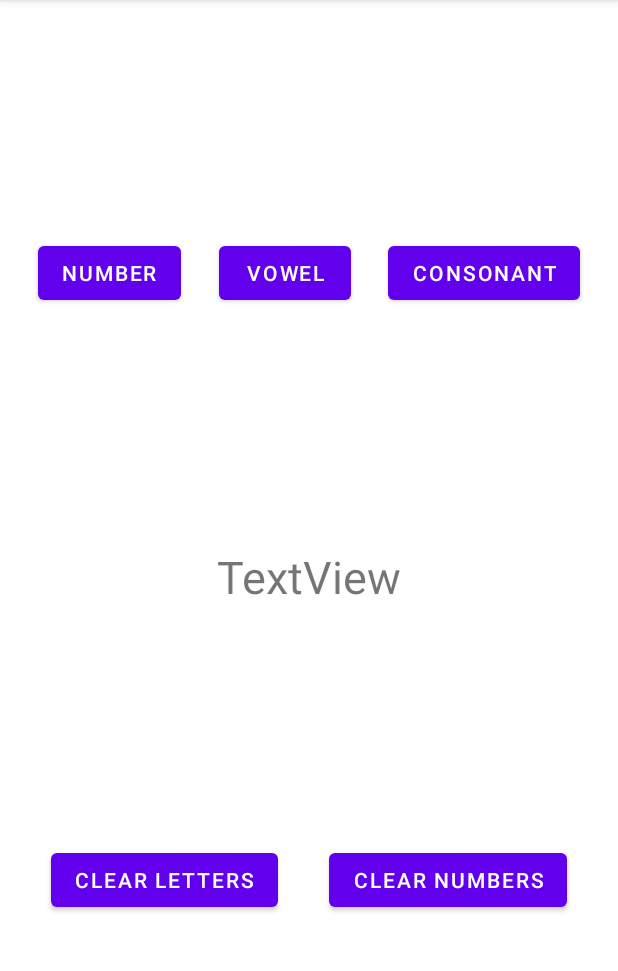
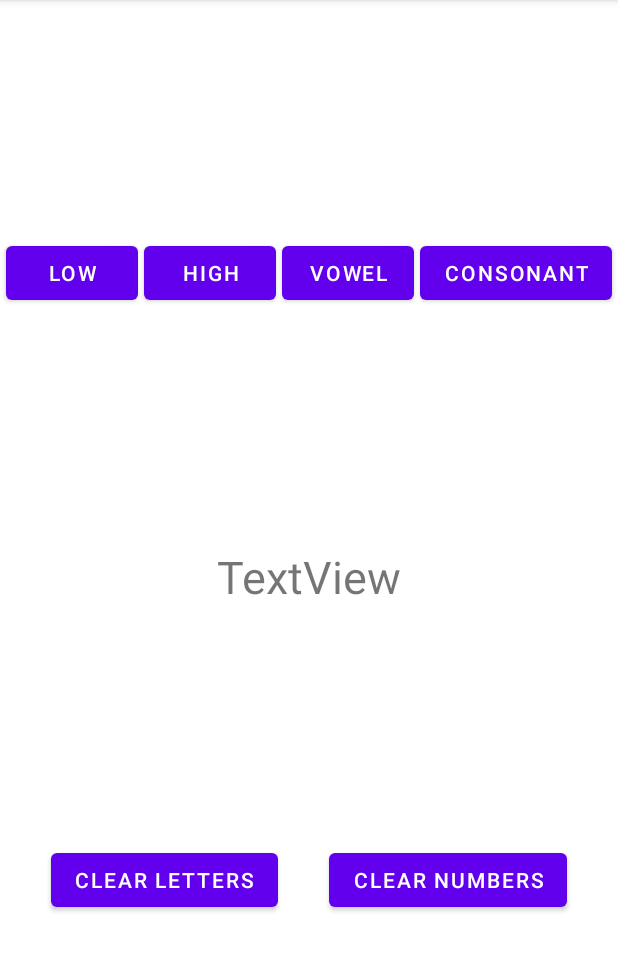
Before and after one commit to NickBevers/Mobile_Advanced_Letter_Number, an Android app: the screen it shows after launch (MainActivity), on a phone screen of 412 x 824 dp, the part 84-1055 px from its top. Run offline under Robolectric (Android 15) with nearby library versions, the phone set to English and light mode, and no system bars.

Commit message:
Number functions working; High and low generate correct and are added to the number list

```diff
--- a/app/src/main/res/layout/activity_main.xml
+++ b/app/src/main/res/layout/activity_main.xml
@@ -18,15 +18,27 @@
         app:layout_constraintTop_toTopOf="parent" />
 
     <Button
-        android:id="@+id/btn_number"
+        android:id="@+id/btn_low_number"
         android:layout_width="wrap_content"
         android:layout_height="wrap_content"
-        android:onClick="pickNumber"
-        android:text="Number"
+        android:onClick="pickLowNumber"
+        android:text="Low"
+        app:layout_constraintBottom_toTopOf="@+id/tv_letter"
+        app:layout_constraintEnd_toStartOf="@+id/btn_high_number"
+        app:layout_constraintHorizontal_bias="0.5"
+        app:layout_constraintStart_toStartOf="parent"
+        app:layout_constraintTop_toTopOf="parent" />
+
+    <Button
+        android:id="@+id/btn_high_number"
+        android:layout_width="wrap_content"
+        android:layout_height="wrap_content"
+        android:onClick="pickHighNumber"
+        android:text="High"
         app:layout_constraintBottom_toTopOf="@+id/tv_letter"
         app:layout_constraintEnd_toStartOf="@+id/btn_vowel"
         app:layout_constraintHorizontal_bias="0.5"
-        app:layout_constraintStart_toStartOf="parent"
+        app:layout_constraintStart_toEndOf="@+id/btn_low_number"
         app:layout_constraintTop_toTopOf="parent" />
 
     <Button
@@ -38,7 +50,7 @@
         app:layout_constraintBottom_toTopOf="@+id/tv_letter"
         app:layout_constraintEnd_toStartOf="@+id/btn_consonant"
         app:layout_constraintHorizontal_bias="0.5"
-        app:layout_constraintStart_toEndOf="@+id/btn_number"
+        app:layout_constraintStart_toEndOf="@+id/btn_high_number"
         app:layout_constraintTop_toTopOf="parent" />
 
     <Button
```
Also changed, not shown: app/src/main/java/com/example/letters_numbers/LetterViewModel.java (+46 -20 lines), app/src/main/java/com/example/letters_numbers/MainActivity.java (+6 -2 lines).
